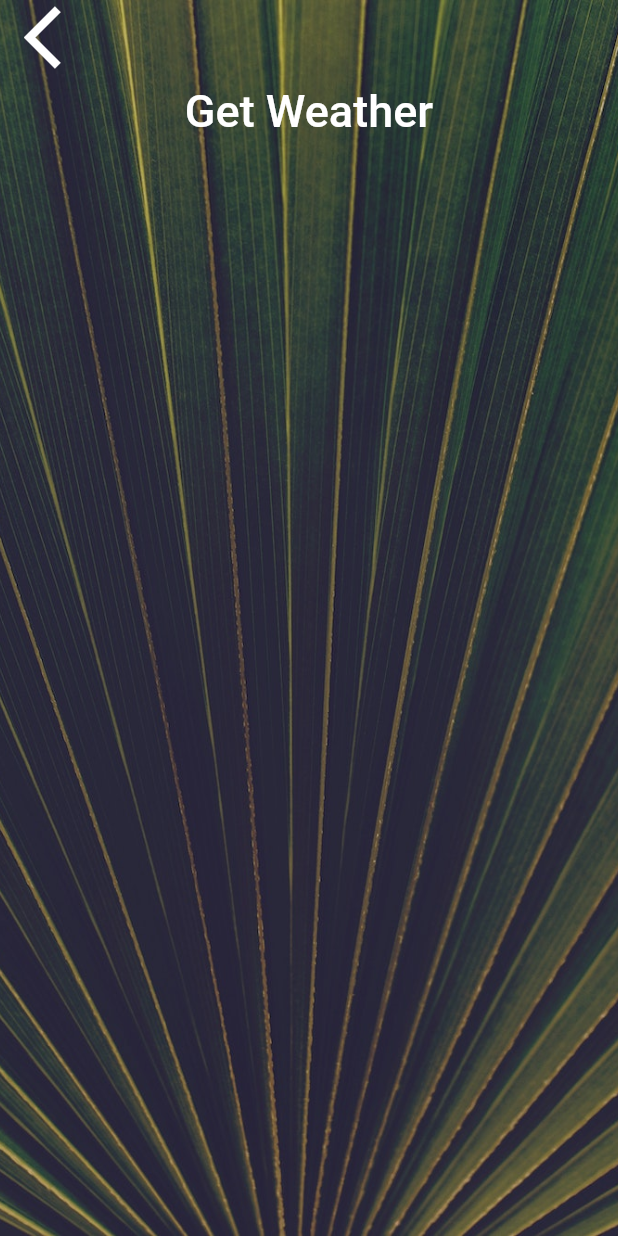
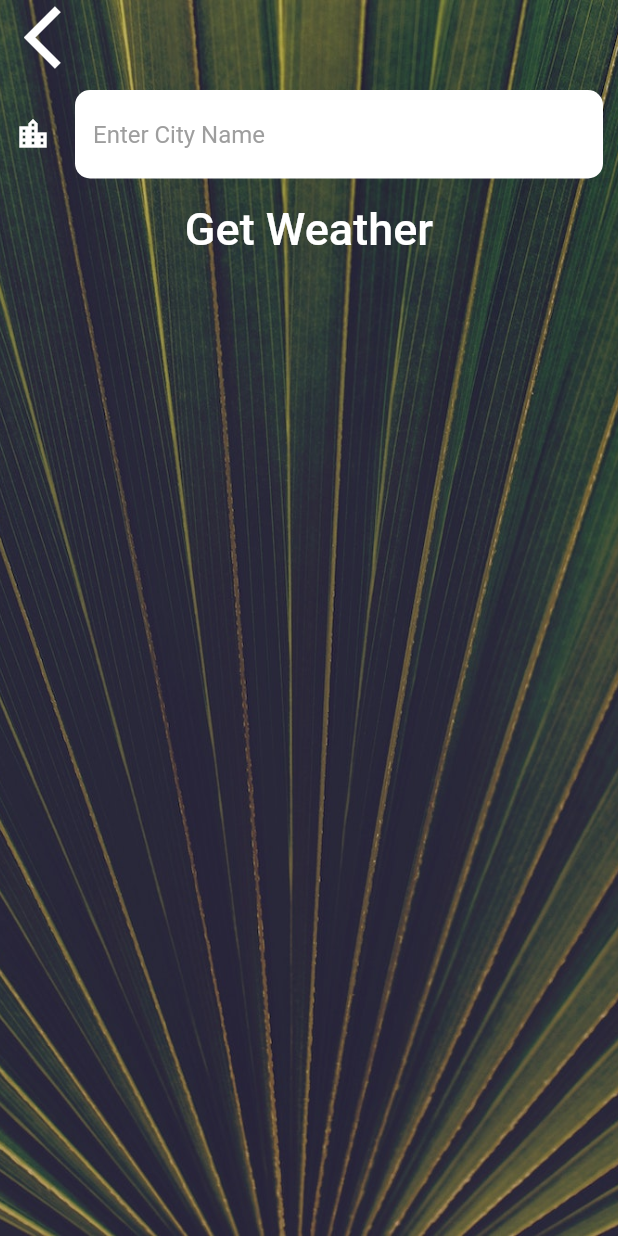
Before and after one commit to SergioSorokin/udemy_flutter_course, a Flutter app: the CityScreen screen opened directly, on a phone screen of 412 x 824 dp. Run offline on Flutter 3.47's test engine with Material 2 defaults, Android fonts, the phone set to English and light mode, and no system bars; our stand-ins replace audioplayers, flutter_spinkit, font_awesome_flutter, geolocator, rflutter_alert; Roboto replaces fonts that are missing (Spartan MB).

Commit message:
the TextFiled created and styled

```diff
--- a/lib/section/13/screens/city_screen.dart
+++ b/lib/section/13/screens/city_screen.dart
@@ -46,6 +46,18 @@ class _CityScreenState extends State<CityScreen> {
                   ),
                 ),
               ),
+              Container(
+                padding: const EdgeInsets.all(10.0),
+                child: TextField(
+                  style: const TextStyle(
+                    color: Colors.black,
+                  ),
+                  decoration: kTextFieldInputDecoration,
+                  onChanged: (value) {
+                    print(value);
+                  },
+                ),
+              ),
               ElevatedButton(
                 onPressed: () {
                 },
```
